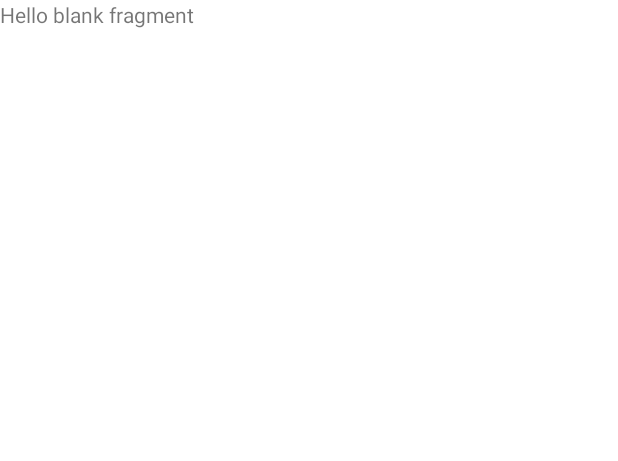
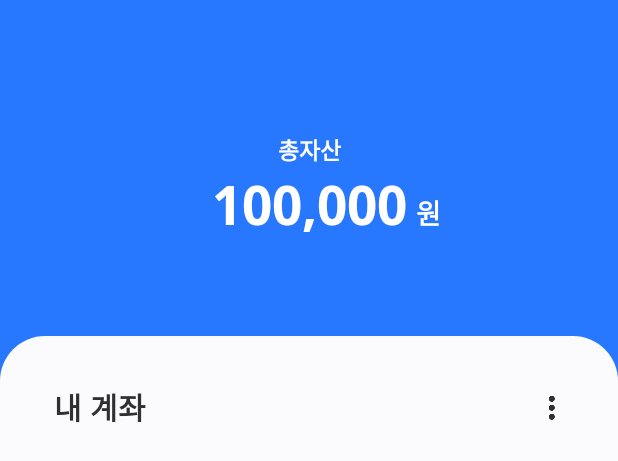
Before and after one commit to 27th-ON-SOPT-1/Android, an Android app: the layout fragment_home.xml on its own in the app's theme, with its tools: preview values and no code run, on a phone screen of 412 x 824 dp. Shown: the top 461 px of the screen. Run offline under Robolectric (Android 15) with nearby library versions, the phone set to English and light mode, and no system bars.

Commit message:
[Feat] Home

```diff
--- a/app/src/main/AndroidManifest.xml
+++ b/app/src/main/AndroidManifest.xml
@@ -8,7 +8,7 @@
         android:label="@string/app_name"
         android:roundIcon="@mipmap/ic_launcher_round"
         android:supportsRtl="true"
-        android:theme="@style/Theme.PiggyBankroid">
+        android:theme="@style/Theme.PiggyBankroid.NoActionBar">
         <activity
             android:name=".MainActivity"
             android:label="@string/app_name"
--- /dev/null
+++ b/app/src/main/res/drawable/box_white_30dp_0dp.xml
@@ -0,0 +1,10 @@
+<?xml version="1.0" encoding="utf-8"?>
+<shape xmlns:android="http://schemas.android.com/apk/res/android"
+    android:shape="rectangle">
+    <solid android:color="@color/greyFB"/>
+    <corners
+        android:bottomLeftRadius="0dp"
+        android:bottomRightRadius="0dp"
+        android:topLeftRadius="30dp"
+        android:topRightRadius="30dp"/>
+</shape>
--- a/app/src/main/res/layout/fragment_home.xml
+++ b/app/src/main/res/layout/fragment_home.xml
@@ -1,14 +1,96 @@
 <?xml version="1.0" encoding="utf-8"?>
-<FrameLayout xmlns:android="http://schemas.android.com/apk/res/android"
+<androidx.constraintlayout.widget.ConstraintLayout xmlns:android="http://schemas.android.com/apk/res/android"
+    xmlns:app="http://schemas.android.com/apk/res-auto"
     xmlns:tools="http://schemas.android.com/tools"
     android:layout_width="match_parent"
     android:layout_height="match_parent"
-    tools:context=".HomeFragment">
+    tools:context=".HomeFragment"
+    android:background="@color/blue28"
+    >
 
-    <!-- TODO: Update blank fragment layout -->
     <TextView
+        android:id="@+id/textView2"
+        android:layout_width="wrap_content"
+        android:layout_height="wrap_content"
+        android:layout_marginTop="88dp"
+        android:textColor="@color/white"
+        android:text="총자산"
+        android:textFontWeight="600"
+        android:textSize="15dp"
+        android:fontFamily="@font/noto_sans_regular"
+        app:layout_constraintEnd_toEndOf="parent"
+        app:layout_constraintStart_toStartOf="parent"
+        app:layout_constraintTop_toTopOf="parent" />
+
+    <TextView
+        android:id="@+id/textView"
+        android:layout_width="wrap_content"
+        android:layout_height="wrap_content"
+        android:fontFamily="@font/noto_sans_bold"
+        android:text="100,000"
+        android:textColor="@color/white"
+        android:textSize="35dp"
+        app:layout_constraintEnd_toEndOf="@+id/textView2"
+        app:layout_constraintStart_toStartOf="@+id/textView2"
+        app:layout_constraintTop_toBottomOf="@+id/textView2" />
+
+    <TextView
+        android:layout_width="wrap_content"
+        android:layout_height="wrap_content"
+        android:layout_marginTop="8dp"
+        android:layout_marginLeft="6dp"
+        android:textSize="18dp"
+        android:textColor="@color/white"
+        android:text="원"
+        android:fontFamily="@font/noto_sans_bold"
+        app:layout_constraintBottom_toBottomOf="@+id/textView"
+        app:layout_constraintStart_toEndOf="@+id/textView"
+        app:layout_constraintTop_toBottomOf="@+id/textView2" />
+
+    <androidx.constraintlayout.widget.ConstraintLayout
         android:layout_width="match_parent"
-        android:layout_height="match_parent"
-        android:text="@string/hello_blank_fragment" />
+        android:layout_height="0dp"
+        android:background="@drawable/box_white_30dp_0dp"
+        android:layout_marginTop="60dp"
+        app:layout_constraintBottom_toBottomOf="parent"
+        app:layout_constraintTop_toBottomOf="@+id/textView">
 
-</FrameLayout>
+        <TextView
+            android:id="@+id/textView3"
+            android:layout_width="wrap_content"
+            android:layout_height="wrap_content"
+            android:layout_marginLeft="36dp"
+            android:layout_marginTop="32dp"
+            android:fontFamily="@font/noto_sans_regular"
+            android:text="내 계좌"
+            android:textColor="#303030"
+            android:textFontWeight="600"
+            android:textSize="20dp"
+            app:layout_constraintStart_toStartOf="parent"
+            app:layout_constraintTop_toTopOf="parent" />
+
+        <ImageView
+            android:id="@+id/imageView"
+            android:layout_width="wrap_content"
+            android:layout_height="wrap_content"
+            android:layout_marginRight="32dp"
+            android:src="@drawable/ic"
+            app:layout_constraintBottom_toBottomOf="@+id/textView3"
+            app:layout_constraintEnd_toEndOf="parent"
+            app:layout_constraintTop_toTopOf="@+id/textView3" />
+
+        <FrameLayout
+            android:layout_width="0dp"
+            android:layout_height="0dp"
+            android:layout_marginTop="16dp"
+            app:layout_constraintBottom_toBottomOf="parent"
+            app:layout_constraintEnd_toEndOf="parent"
+            app:layout_constraintStart_toStartOf="parent"
+            app:layout_constraintTop_toBottomOf="@+id/textView3" />
+
+
+    </androidx.constraintlayout.widget.ConstraintLayout>
+
+
+
+</androidx.constraintlayout.widget.ConstraintLayout>
--- a/app/src/main/res/values/themes.xml
+++ b/app/src/main/res/values/themes.xml
@@ -14,7 +14,7 @@
         <!-- Customize your theme here. -->
     </style>
 
-    <style name="Theme.PiggyBankroid.NoActionBar">
+    <style name="Theme.PiggyBankroid.NoActionBar" parent="Theme.MaterialComponents.NoActionBar">
         <item name="windowActionBar">false</item>
         <item name="windowNoTitle">true</item>
     </style>
```
Also changed, not shown: 1 other file.
